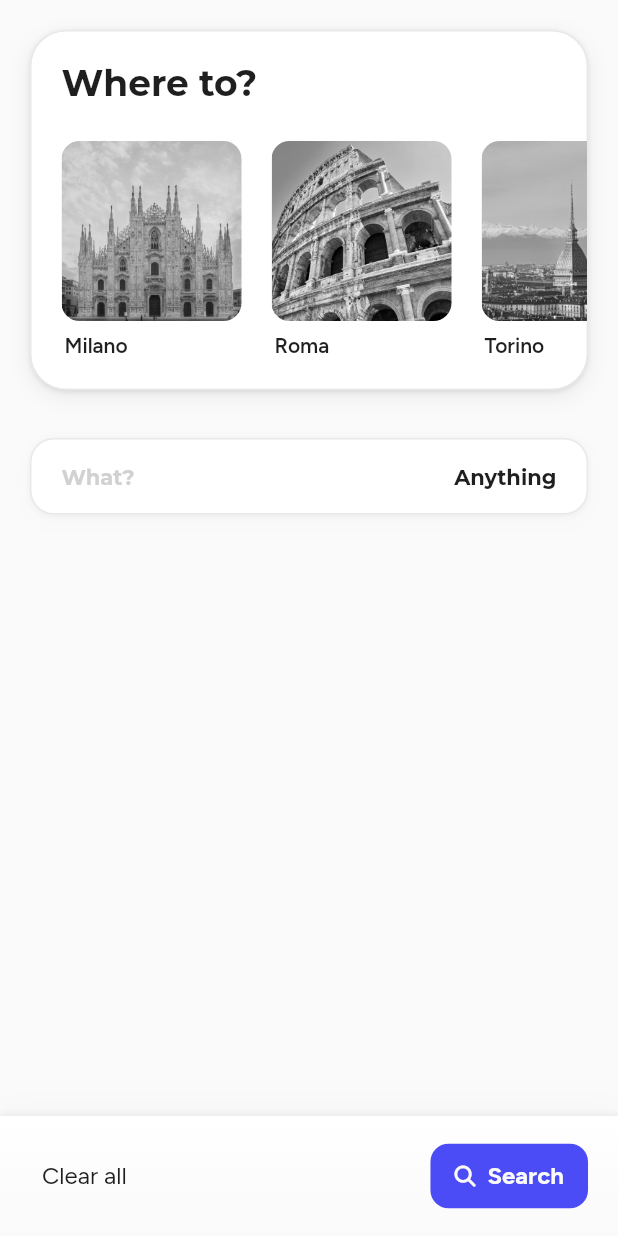
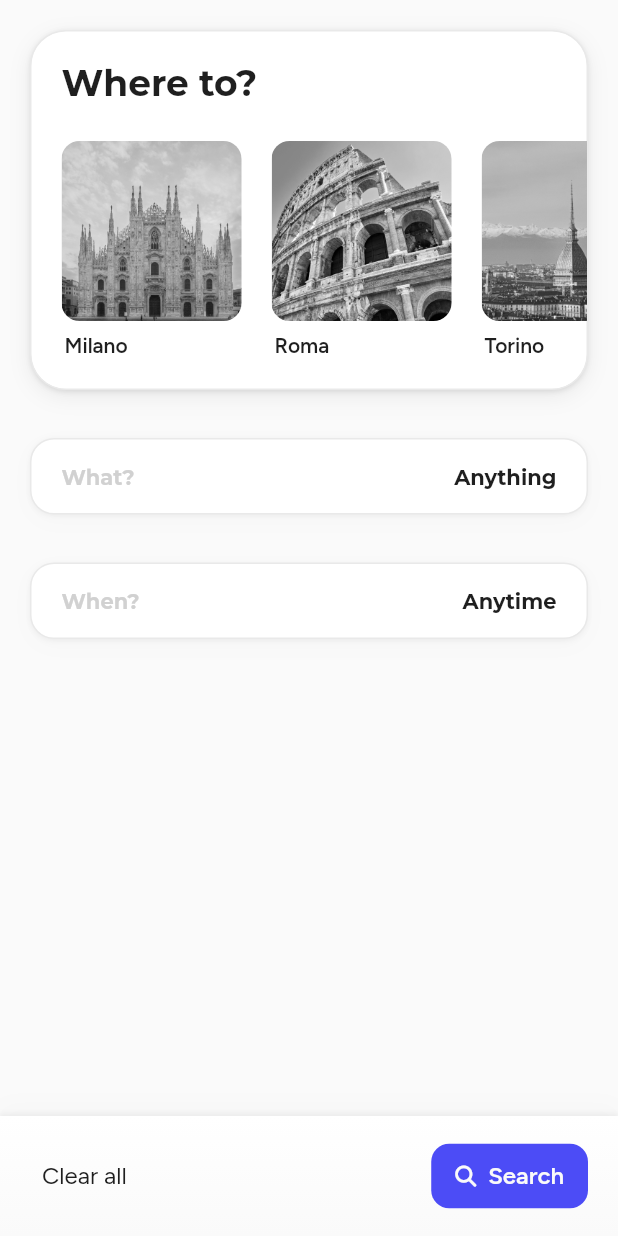
Before and after one commit to gvbsxmoon/closeby-app, a Flutter app: the screen it shows after launch, after a tap on "What are you looking for?", on a phone screen of 412 x 824 dp. Run offline on Flutter 3.47's test engine with Material 2 defaults, Android fonts, the phone set to English and light mode, and no system bars; our stand-ins replace font_awesome_flutter, google_fonts.

Commit message:
EDIT | searchbar with date picker

```diff
--- a/lib/components/cb-components/button.dart
+++ b/lib/components/cb-components/button.dart
@@ -46,7 +46,7 @@ class _CBButtonState extends State<CBButton> {
           Text(
             widget.title,
             style: AppFonts.figtree(
-                fontWeight: FontWeight.bold,
+                fontWeight: FontWeight.w600,
                 fontSize: 16,
                 color: AppColor.offWhite),
           ),
--- /dev/null
+++ b/lib/components/searchbar/search_date_section.dart
@@ -0,0 +1,67 @@
+import 'package:closeby/utils/colors.dart';
+import 'package:closeby/utils/fonts.dart';
+import 'package:closeby/utils/shadow.dart';
+import 'package:flutter/material.dart';
+
+class SearchDateSection extends StatelessWidget {
+  const SearchDateSection({
+    super.key,
+    required this.title,
+    required this.selected,
+    required this.onTap,
+  });
+
+  final String title;
+  final String selected;
+  final Future<void> Function() onTap;
+
+  @override
+  Widget build(BuildContext context) {
+    return GestureDetector(
+      onTap: () {
+        onTap();
+      },
+      child: Container(
+        width: MediaQuery.of(context).size.width,
+        padding: const EdgeInsets.symmetric(vertical: 16),
+        decoration: BoxDecoration(
+          color: Colors.white,
+          boxShadow: AppShadow.lightShadow,
+          borderRadius: BorderRadius.circular(16),
+          border: Border.all(color: AppColor.lightGrey),
+        ),
+        child: Column(
+          mainAxisAlignment: MainAxisAlignment.start,
+          crossAxisAlignment: CrossAxisAlignment.start,
+          children: [
+            Padding(
+              padding: const EdgeInsets.symmetric(horizontal: 20.0),
+              child: Row(
+                mainAxisAlignment: MainAxisAlignment.spaceBetween,
+                crossAxisAlignment: CrossAxisAlignment.center,
+                children: [
+                  Text(
+                    title,
+                    textAlign: TextAlign.left,
+                    style: AppFonts.montserrat(
+                        fontWeight: FontWeight.bold,
+                        fontSize: 14,
+                        color: AppColor.darkGrey),
+                  ),
+                  if (selected.isNotEmpty)
+                    Text(
+                      selected,
+                      style: AppFonts.montserrat(
+                          fontWeight: FontWeight.bold,
+                          fontSize: 14,
+                          color: AppColor.primaryBlack),
+                    ),
+                ],
+              ),
+            ),
+          ],
+        ),
+      ),
+    );
+  }
+}
--- a/lib/components/searchbar/search_prompt.dart
+++ b/lib/components/searchbar/search_prompt.dart
@@ -9,10 +9,12 @@ class SearchPrompt extends StatefulWidget {
     super.key,
     required this.place,
     required this.good,
+    required this.date
   });
 
   final String place;
   final String good;
+  final String date;
 
   @override
   State<SearchPrompt> createState() => _SearchPromptState();
@@ -43,7 +45,7 @@ class _SearchPromptState extends State<SearchPrompt> {
               mainAxisSize: MainAxisSize.min,
               children: <Widget>[
                 Text(
-                  'What are you looking for?',
+                  widget.good == 'Anything' ? 'What are you looking for?' : widget.good,
                   style: AppFonts.montserrat(
                     fontWeight: FontWeight.w600,
                     fontSize: 14,
@@ -53,7 +55,7 @@ class _SearchPromptState extends State<SearchPrompt> {
                   height: 2,
                 ),
                 Text(
-                  '${widget.place} · ${widget.good}',
+                  '${widget.place} · ${widget.date}',
                   style: AppFonts.montserrat(
                       fontWeight: FontWeight.w400,
                       fontSize: 12,
--- a/lib/components/searchbar/search_section.dart
+++ b/lib/components/searchbar/search_section.dart
@@ -10,31 +10,28 @@ class SearchSection extends StatelessWidget {
     required this.selected,
     required this.child,
     required this.isExpanded,
-    required this.callback,
+    required this.onTap,
   });
 
   final String title;
   final String selected;
   final Widget child;
   final bool isExpanded;
-  final Function() callback;
+  final Function() onTap;
 
   @override
   Widget build(BuildContext context) {
     return GestureDetector(
       onTap: isExpanded
           ? null
-          : () {
-              callback();
-            },
+          : onTap,
       child: AnimatedContainer(
         duration: const Duration(milliseconds: 300),
         width: MediaQuery.of(context).size.width,
         padding: EdgeInsets.symmetric(vertical: isExpanded ? 20 : 16),
         decoration: BoxDecoration(
           color: Colors.white,
-          boxShadow:
-              isExpanded ? AppShadow.darkShadow : AppShadow.lightShadow,
+          boxShadow: isExpanded ? AppShadow.darkShadow : AppShadow.lightShadow,
           borderRadius: BorderRadius.circular(isExpanded ? 24 : 16),
           border: Border.all(color: AppColor.lightGrey),
         ),
@@ -80,11 +77,6 @@ class SearchSection extends StatelessWidget {
                     : const SizedBox(), // Widget condizionale da animare
               ),
               if (isExpanded)
-                /* AnimatedOpacity(
-                  opacity: widget.isExpanded ? 1 : 0,
-                  duration: const Duration(milliseconds: 300),
-                  child: widget.child,
-                ), */
                 AnimatedCrossFade(
                   duration: const Duration(milliseconds: 300),
                   firstChild: const SizedBox(), // Widget quando non espanso
--- a/lib/components/searchbar/searchbar.dart
+++ b/lib/components/searchbar/searchbar.dart
@@ -1,4 +1,6 @@
 import 'package:closeby/components/cb-components/card.dart';
+import 'package:closeby/components/searchbar/search_date_section.dart';
+import 'package:closeby/components/searchbar/search_datepicker.dart';
 import 'package:closeby/components/searchbar/search_footer.dart';
 import 'package:closeby/components/searchbar/search_prompt.dart';
 import 'package:closeby/components/searchbar/search_section.dart';
@@ -27,12 +29,21 @@ class _SearchbarState extends State<Searchbar> {
     "Soffitta"
   ];
 
+  Future<void> openDatePicker() async {
+    final datePickerRange = await searchDatePickerRange(context);
+    if (datePickerRange != null) {
+      setState(() {
+        controller.onDateSelected(datePickerRange);
+      });
+    }
+  }
+
   @override
   Widget build(BuildContext context) {
     return AnimatedCrossFade(
       duration: const Duration(milliseconds: 300),
-      firstChild: searchbarInit(), // Widget quando non espanso
-      secondChild: searchbarSections(), // Widget quando espanso
+      firstChild: searchbarInit(),
+      secondChild: searchbarSections(),
       crossFadeState: controller.model.state
           ? CrossFadeState.showSecond
           : CrossFadeState.showFirst,
@@ -49,6 +60,7 @@ class _SearchbarState extends State<Searchbar> {
       child: SearchPrompt(
         place: controller.model.selectedPlace,
         good: controller.model.selectedGood,
+        date: controller.model.selectedDate,
       ),
     );
   }
@@ -65,7 +77,7 @@ class _SearchbarState extends State<Searchbar> {
                 isExpanded: controller.model.isPlaceExpanded,
                 title: 'Where to?',
                 selected: controller.model.selectedPlace,
-                callback: () {
+                onTap: () {
                   setState(() {
                     controller.onPlaceExpanded();
                   });
@@ -78,8 +90,9 @@ class _SearchbarState extends State<Searchbar> {
                     itemBuilder: (context, index) {
                       return Padding(
                         padding: EdgeInsets.only(
-                            left: 20.0,
-                            right: index == places.length - 1 ? 20.0 : 0.0),
+                          left: 20.0,
+                          right: index == places.length - 1 ? 20.0 : 0.0,
+                        ),
                         child: GestureDetector(
                           onTap: () {
                             setState(() {
@@ -104,7 +117,7 @@ class _SearchbarState extends State<Searchbar> {
                 isExpanded: controller.model.isGoodExpanded,
                 title: 'What?',
                 selected: controller.model.selectedGood,
-                callback: () {
+                onTap: () {
                   setState(() {
                     controller.onGoodExpanded();
                   });
@@ -119,7 +132,8 @@ class _SearchbarState extends State<Searchbar> {
                           (e) => GestureDetector(
                             onTap: () {
                               setState(() {
-                                controller.onGoodSelected(goods.indexOf(e), e);
+                                controller.onGoodSelected(
+                                    goods.indexOf(e), e, openDatePicker);
                               });
                             },
                             child: CBChips(
@@ -132,6 +146,14 @@ class _SearchbarState extends State<Searchbar> {
                         .toList(),
                   ),
                 ),
+              ),
+              const SizedBox(
+                height: 32,
+              ),
+              SearchDateSection(
+                title: 'When?',
+                selected: controller.model.selectedDate,
+                onTap: openDatePicker,
               ),
             ],
           ),
--- a/lib/main.dart
+++ b/lib/main.dart
@@ -1,8 +1,10 @@
 import 'package:closeby/components/searchbar/searchbar.dart';
 import 'package:closeby/utils/colors.dart';
 import 'package:flutter/material.dart';
+import 'package:intl/date_symbol_data_local.dart';
 
-void main() {
+void main() async {
+  await initializeDateFormatting('en_EN', null);
   runApp(const MainApp());
 }
 
--- a/lib/model/searchbar_model.dart
+++ b/lib/model/searchbar_model.dart
@@ -1,12 +1,15 @@
 class SearchbarModel {
   bool state = false;
+
   bool isPlaceExpanded = true;
   bool isGoodExpanded = false;
+
   int selectedPlaceIndex = -1;
   int selectedGoodIndex = -1;
 
   String selectedPlace = "Anywhere";
   String selectedGood = "Anything";
+  String selectedDate = "Anytime";
 
   SearchbarModel._();
 
```
Also changed, not shown: lib/components/searchbar/search_datepicker.dart (added, +38 -0 lines), lib/controller/searchbar_controller.dart (+32 -1 lines). Lines whose indentation alone changed are shown as unchanged.
